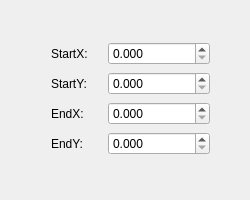
First picture: the form in ShrikeDxf/LineAttribute.ui, repository whisper512/ShrikeDxf-V0.1, before the edit.
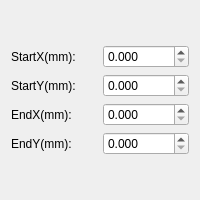
Second picture: the form after the edit.

```diff
--- a/ShrikeDxf/LineAttribute.ui
+++ b/ShrikeDxf/LineAttribute.ui
@@ -6,37 +6,34 @@
    <rect>
     <x>0</x>
     <y>0</y>
-    <width>250</width>
+    <width>200</width>
     <height>200</height>
    </rect>
   </property>
   <property name="windowTitle">
    <string>CLineAttribute</string>
   </property>
-  <widget class="QWidget" name="layoutWidget">
-   <property name="geometry">
-    <rect>
-     <x>40</x>
-     <y>30</y>
-     <width>181</width>
-     <height>141</height>
-    </rect>
-   </property>
-   <layout class="QVBoxLayout" name="verticalLayout">
-    <item>
-     <layout class="QHBoxLayout" name="horizontalLayout" stretch="1,2">
-      <item>
+  <layout class="QGridLayout" name="gridLayout_2">
+   <item row="0" column="0">
+    <layout class="QGridLayout" name="gridLayout">
+     <item row="0" column="0">
        <widget class="QLabel" name="label_StartX">
         <property name="text">
-         <string>StartX:</string>
+        <string>StartX(mm):</string>
         </property>
         <property name="alignment">
          <set>Qt::AlignmentFlag::AlignLeading|Qt::AlignmentFlag::AlignLeft|Qt::AlignmentFlag::AlignVCenter</set>
         </property>
        </widget>
       </item>
-      <item>
+     <item row="0" column="1">
        <widget class="QDoubleSpinBox" name="doubleSpinBox_StartX">
+       <property name="sizePolicy">
+        <sizepolicy hsizetype="Preferred" vsizetype="Fixed">
+         <horstretch>0</horstretch>
+         <verstretch>0</verstretch>
+        </sizepolicy>
+       </property>
         <property name="decimals">
          <number>3</number>
         </property>
@@ -45,22 +42,24 @@
         </property>
        </widget>
       </item>
-     </layout>
-    </item>
-    <item>
-     <layout class="QHBoxLayout" name="horizontalLayout_2" stretch="1,2">
-      <item>
+     <item row="1" column="0">
        <widget class="QLabel" name="labelY_StartY">
         <property name="text">
-         <string>StartY:</string>
+        <string>StartY(mm):</string>
         </property>
         <property name="alignment">
          <set>Qt::AlignmentFlag::AlignLeading|Qt::AlignmentFlag::AlignLeft|Qt::AlignmentFlag::AlignVCenter</set>
         </property>
        </widget>
       </item>
-      <item>
+     <item row="1" column="1">
        <widget class="QDoubleSpinBox" name="doubleSpinBox_StartY">
+       <property name="sizePolicy">
+        <sizepolicy hsizetype="Preferred" vsizetype="Fixed">
+         <horstretch>0</horstretch>
+         <verstretch>0</verstretch>
+        </sizepolicy>
+       </property>
         <property name="decimals">
          <number>3</number>
         </property>
@@ -69,22 +68,24 @@
         </property>
        </widget>
       </item>
-     </layout>
-    </item>
-    <item>
-     <layout class="QHBoxLayout" name="horizontalLayout_3" stretch="1,2">
-      <item>
+     <item row="2" column="0">
        <widget class="QLabel" name="label_EndX">
         <property name="text">
-         <string>EndX:</string>
+        <string>EndX(mm):</string>
         </property>
         <property name="alignment">
          <set>Qt::AlignmentFlag::AlignLeading|Qt::AlignmentFlag::AlignLeft|Qt::AlignmentFlag::AlignVCenter</set>
         </property>
        </widget>
       </item>
-      <item>
+     <item row="2" column="1">
        <widget class="QDoubleSpinBox" name="doubleSpinBox_EndX">
+       <property name="sizePolicy">
+        <sizepolicy hsizetype="Preferred" vsizetype="Fixed">
+         <horstretch>0</horstretch>
+         <verstretch>0</verstretch>
+        </sizepolicy>
+       </property>
         <property name="decimals">
          <number>3</number>
         </property>
@@ -93,22 +94,24 @@
         </property>
        </widget>
       </item>
-     </layout>
-    </item>
-    <item>
-     <layout class="QHBoxLayout" name="horizontalLayout_4" stretch="1,2">
-      <item>
+     <item row="3" column="0">
        <widget class="QLabel" name="label_EndY">
         <property name="text">
-         <string>EndY:</string>
+        <string>EndY(mm):</string>
         </property>
         <property name="alignment">
          <set>Qt::AlignmentFlag::AlignLeading|Qt::AlignmentFlag::AlignLeft|Qt::AlignmentFlag::AlignVCenter</set>
         </property>
        </widget>
       </item>
-      <item>
+     <item row="3" column="1">
        <widget class="QDoubleSpinBox" name="doubleSpinBox_EndY">
+       <property name="sizePolicy">
+        <sizepolicy hsizetype="Preferred" vsizetype="Fixed">
+         <horstretch>0</horstretch>
+         <verstretch>0</verstretch>
+        </sizepolicy>
+       </property>
         <property name="decimals">
          <number>3</number>
         </property>
@@ -120,7 +123,6 @@
      </layout>
     </item>
    </layout>
-  </widget>
  </widget>
  <layoutdefault spacing="6" margin="11"/>
  <resources/>
```
Lines whose indentation alone changed are shown as unchanged.
